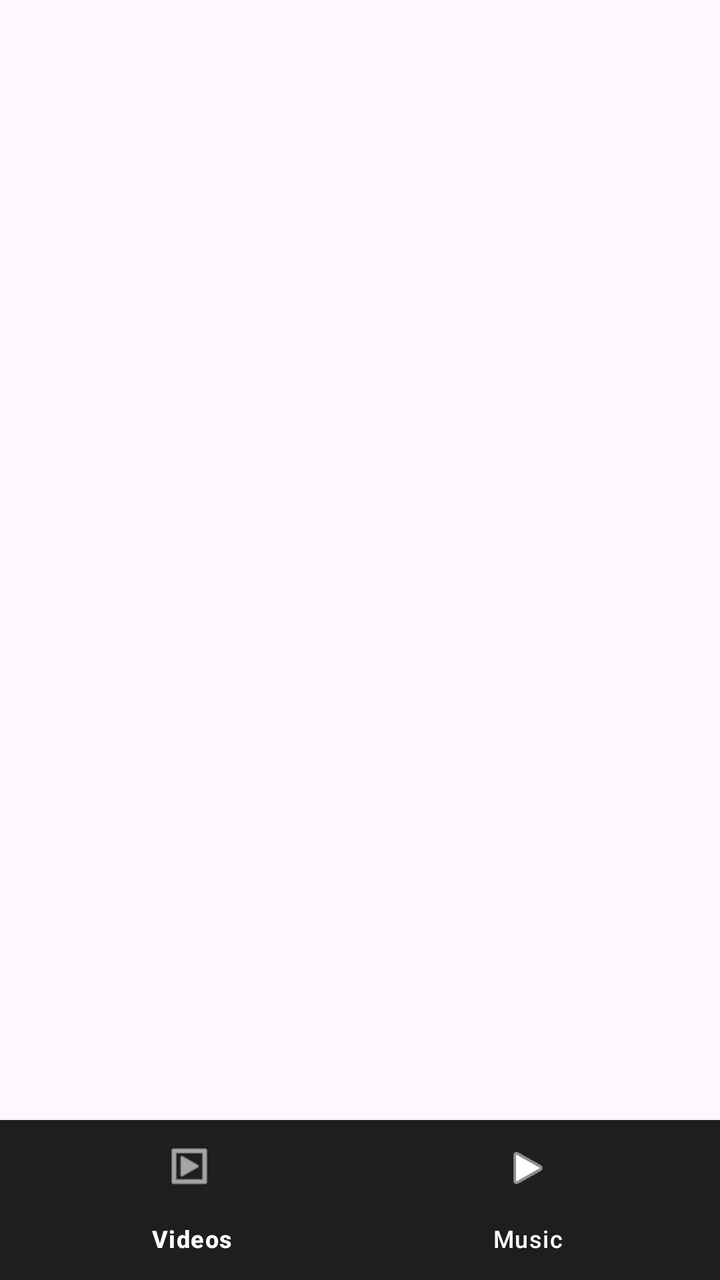
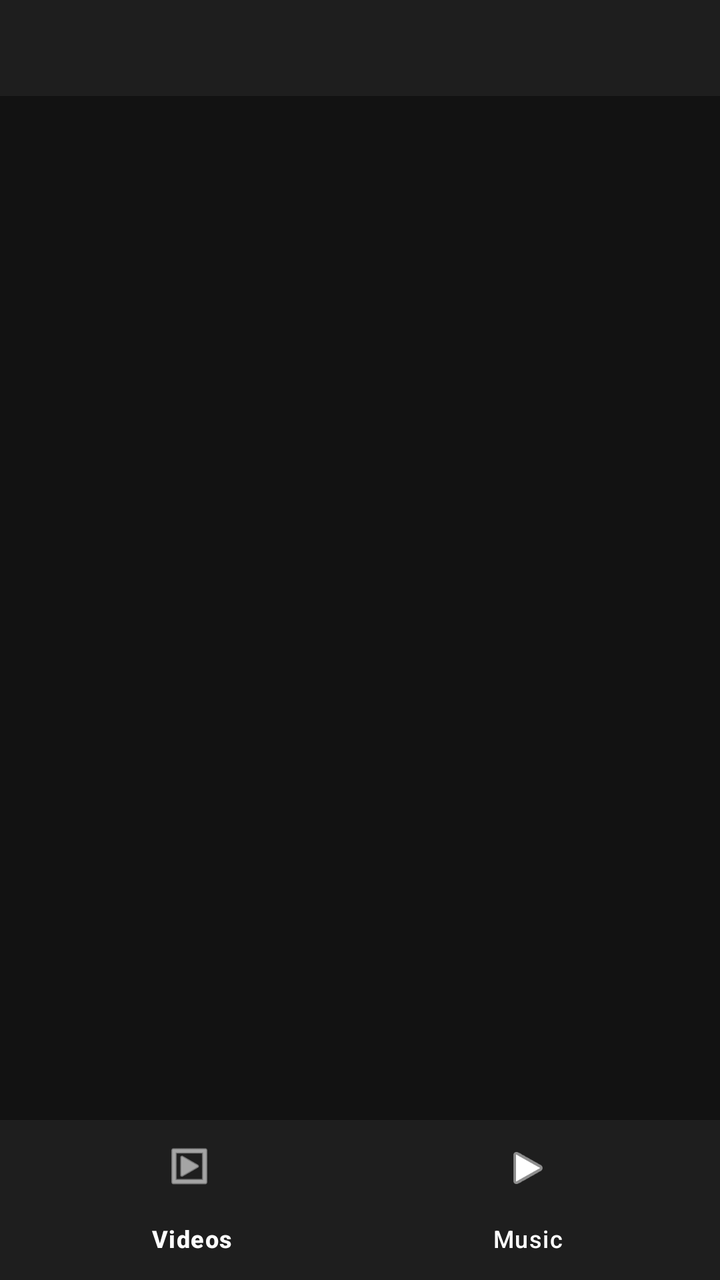

An Android layout rendered at two revisions. The XML below is the earlier revision; the diff shows what the commit changed to produce the second picture.
<!-- AndroidManifest.xml: application theme Theme.MXStylePlayer -->
<!-- res/layout/activity_main.xml -->
<?xml version="1.0" encoding="utf-8"?>
<RelativeLayout xmlns:android="http://schemas.android.com/apk/res/android"
    xmlns:app="http://schemas.android.com/apk/res-auto"
    xmlns:tools="http://schemas.android.com/tools"
    android:layout_width="match_parent"
    android:layout_height="match_parent"
    tools:context=".MainActivity">

    <androidx.recyclerview.widget.RecyclerView
        android:id="@+id/recyclerViewFolders"
        android:layout_width="match_parent"
        android:layout_height="match_parent"
        android:layout_above="@id/bottomNavigation"
        android:scrollbars="vertical" />

    <com.google.android.material.bottomnavigation.BottomNavigationView
        android:id="@+id/bottomNavigation"
        android:layout_width="match_parent"
        android:layout_height="wrap_content"
        android:layout_alignParentBottom="true"
        android:background="#1E1E1E"
        app:itemIconTint="@android:color/white"
        app:itemTextColor="@android:color/white"
        app:menu="@menu/bottom_navigation_menu" />

</RelativeLayout>
<!-- resources referenced by this layout -->
<resources>
  <style name="Theme.MXStylePlayer" parent="Theme.Material3.DayNight.NoActionBar"><item name="android:windowActionModeOverlay">true</item><item name="android:navigationBarColor">#000000</item><item name="android:statusBarColor">#000000</item></style>
</resources>

<!-- the commit's change to res/layout/activity_main.xml (unified diff, before → after) -->
@@ -1,15 +1,25 @@
 <?xml version="1.0" encoding="utf-8"?>
 <RelativeLayout xmlns:android="http://schemas.android.com/apk/res/android"
     xmlns:app="http://schemas.android.com/apk/res-auto"
-    xmlns:tools="http://schemas.android.com/tools"
     android:layout_width="match_parent"
     android:layout_height="match_parent"
-    tools:context=".MainActivity">
+    android:background="#121212">
+
+    
+    <com.google.android.material.tabs.TabLayout
+        android:id="@+id/tabLayout"
+        android:layout_width="match_parent"
+        android:layout_height="wrap_content"
+        android:background="#1E1E1E"
+        app:tabIndicatorColor="#FF4081"
+        app:tabSelectedTextColor="#FFFFFF"
+        app:tabTextColor="#B0B0B0" />
 
     <androidx.recyclerview.widget.RecyclerView
         android:id="@+id/recyclerViewFolders"
         android:layout_width="match_parent"
         android:layout_height="match_parent"
+        android:layout_below="@id/tabLayout"
         android:layout_above="@id/bottomNavigation"
         android:scrollbars="vertical" />
 
